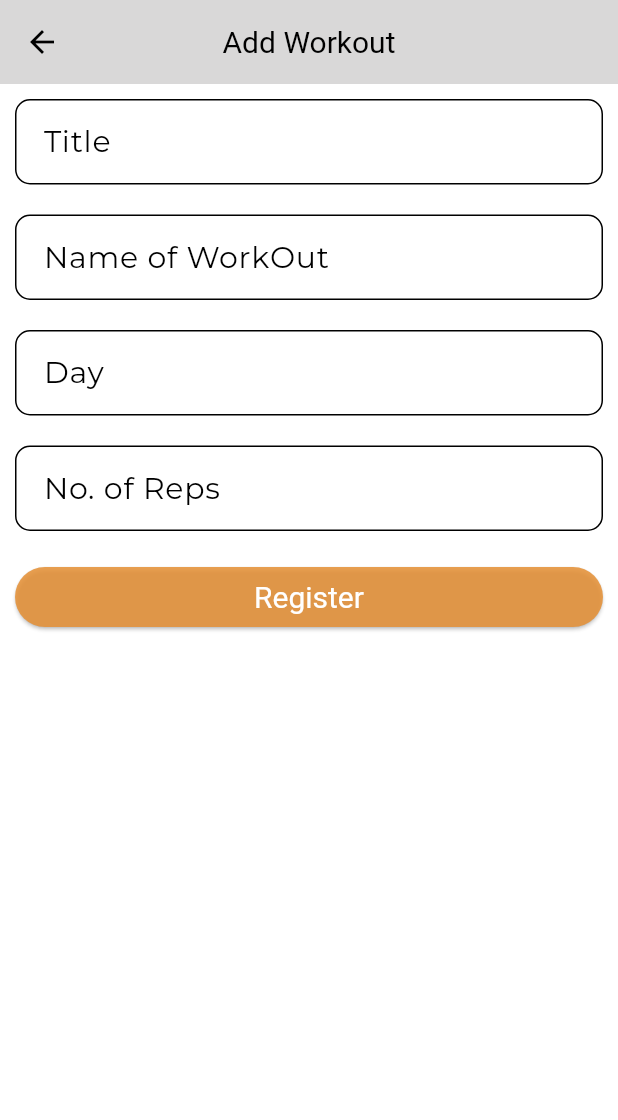
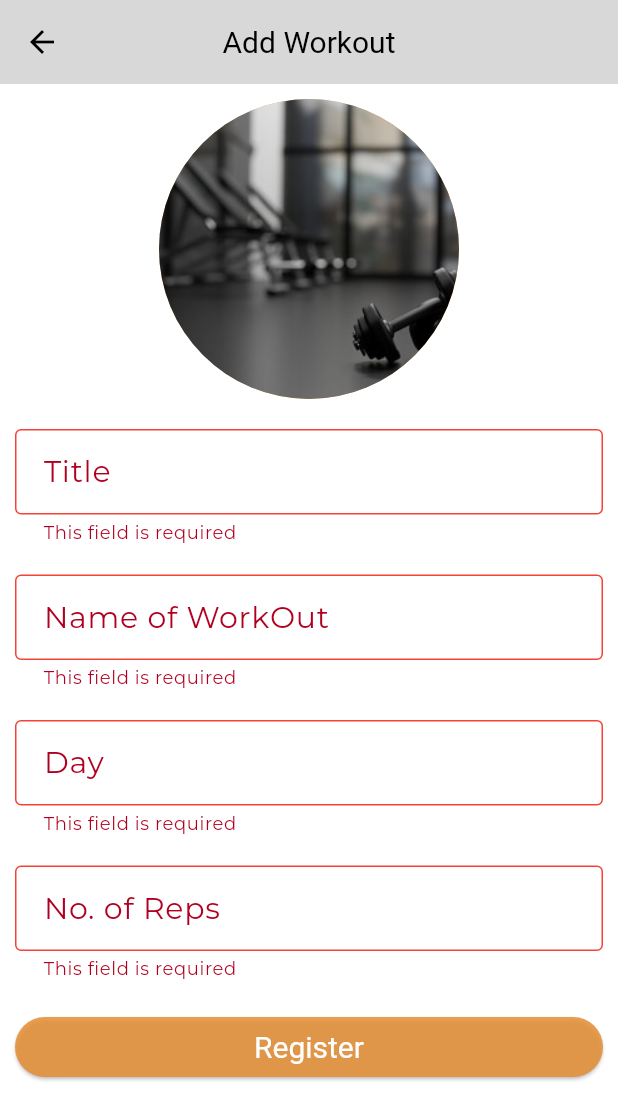
Before and after one commit to Inish-Bashyal/FitBit-Mobile, a Flutter app: the AddRoutineView screen opened by its route, after a tap on "Register", on a phone screen of 412 x 824 dp. Shown: the top 1120 px of the screen. Run offline on Flutter 3.47's test engine with Material 2 defaults, Android fonts, the phone set to English and light mode, and no system bars; our stand-ins replace connectivity_plus, dartz, dio, equatable, flutter_riverpod, font_awesome_flutter and 8 more; accounts and stored records are empty; network calls fail.

Commit message:
Workout api connection done

```diff
--- a/lib/config/constants/api_endpoint.dart
+++ b/lib/config/constants/api_endpoint.dart
@@ -19,8 +19,9 @@ class ApiEndpoints {
   static const String uploadImage = "users/uploadImage";
 
   //====================== Batch Routes ======================
-  static const String createWorkout = "batch/createWorkout";
-  static const String getAllWorkout = "batch/getAllWorkouts";
+  static const String createWorkout = "workouts/addWorkout";
+  static const String getAllWorkout = "workouts/getAllWorkouts";
+  static const String deleteworkout = "workouts/deleteWorkout/";
 
   // ====================== Course Routes ======================
   // static const String createCourse = "course/createCourse";
--- a/lib/features/home/presentation/view/bottom_view/add_workout_view.dart
+++ b/lib/features/home/presentation/view/bottom_view/add_workout_view.dart
@@ -1,20 +1,23 @@
 import 'dart:io';
 
+import 'package:fitbit/core/common/snackbar/my_snackbar.dart';
 import 'package:fitbit/core/common/widgets/textfield_widget.dart';
 import 'package:fitbit/features/auth/presentation/viewmodel/auth_view_model.dart';
+import 'package:fitbit/features/workout/domain/entity/workout_entity.dart';
+import 'package:fitbit/features/workout/presentation/viewmodel/workout_view_model.dart';
 import 'package:flutter/material.dart';
 import 'package:flutter_riverpod/flutter_riverpod.dart';
 import 'package:image_picker/image_picker.dart';
 import 'package:permission_handler/permission_handler.dart';
 
-class AddRoutineView extends StatefulWidget {
+class AddRoutineView extends ConsumerStatefulWidget {
   const AddRoutineView({super.key});
 
   @override
-  State<AddRoutineView> createState() => _AddRoutineViewState();
+  ConsumerState<AddRoutineView> createState() => _AddRoutineViewState();
 }
 
-class _AddRoutineViewState extends State<AddRoutineView> {
+class _AddRoutineViewState extends ConsumerState<AddRoutineView> {
   final formKey = GlobalKey<FormState>();
   final titleController = TextEditingController();
   final nameController = TextEditingController();
@@ -52,6 +55,8 @@ class _AddRoutineViewState extends State<AddRoutineView> {
 
   @override
   Widget build(BuildContext context) {
+    final workoutState = ref.watch(workoutViewModelProvider);
+
     return Scaffold(
       appBar: AppBar(
         title: const Text('Add Workout'),
@@ -60,60 +65,61 @@ class _AddRoutineViewState extends State<AddRoutineView> {
         padding: const EdgeInsets.all(10.0),
         child: Form(
           key: formKey,
+          child: SingleChildScrollView(
             child: Column(
               children: [
-              // InkWell(
-              //   onTap: () {
-              //     showModalBottomSheet(
-              //       backgroundColor: Colors.grey[300],
-              //       context: context,
-              //       isScrollControlled: true,
-              //       shape: const RoundedRectangleBorder(
-              //         borderRadius: BorderRadius.vertical(
-              //           top: Radius.circular(20),
-              //         ),
-              //       ),
-              //       builder: (context) => Padding(
-              //         padding: const EdgeInsets.all(20),
-              //         child: Row(
-              //           mainAxisAlignment: MainAxisAlignment.spaceAround,
-              //           children: [
-              //             ElevatedButton.icon(
-              //               onPressed: () {
-              //                 checkCameraPermission();
-              //                 _browseImage(ref, ImageSource.camera);
-              //                 Navigator.pop(context);
-              //                 // Upload image it is not null
-              //               },
-              //               icon: const Icon(Icons.camera),
-              //               label: const Text('Camera'),
-              //             ),
-              //             ElevatedButton.icon(
-              //               onPressed: () {
-              //                 _browseImage(ref, ImageSource.gallery);
-              //                 Navigator.pop(context);
-              //               },
-              //               icon: const Icon(Icons.image),
-              //               label: const Text('Gallery'),
-              //             ),
-              //           ],
-              //         ),
-              //       ),
-              //     );
-              //   },
-              //   child: SizedBox(
-              //     height: 200,
-              //     width: 200,
-              //     child: CircleAvatar(
-              //       radius: 50,
-              //       backgroundImage: _img != null
-              //           ? FileImage(_img!)
-              //           : const AssetImage('assets/images/profile.png')
-              //               as ImageProvider,
-              //     ),
-              //   ),
-              // ),
-
+                InkWell(
+                  onTap: () {
+                    showModalBottomSheet(
+                      backgroundColor: Colors.grey[300],
+                      context: context,
+                      isScrollControlled: true,
+                      shape: const RoundedRectangleBorder(
+                        borderRadius: BorderRadius.vertical(
+                          top: Radius.circular(20),
+                        ),
+                      ),
+                      builder: (context) => Padding(
+                        padding: const EdgeInsets.all(20),
+                        child: Row(
+                          mainAxisAlignment: MainAxisAlignment.spaceAround,
+                          children: [
+                            ElevatedButton.icon(
+                              onPressed: () {
+                                checkCameraPermission();
+                                _browseImage(ref, ImageSource.camera);
+                                Navigator.pop(context);
+                                // Upload image it is not null
+                              },
+                              icon: const Icon(Icons.camera),
+                              label: const Text('Camera'),
+                            ),
+                            ElevatedButton.icon(
+                              onPressed: () {
+                                _browseImage(ref, ImageSource.gallery);
+                                Navigator.pop(context);
+                              },
+                              icon: const Icon(Icons.image),
+                              label: const Text('Gallery'),
+                            ),
+                          ],
+                        ),
+                      ),
+                    );
+                  },
+                  child: SizedBox(
+                    height: 200,
+                    width: 200,
+                    child: CircleAvatar(
+                      radius: 50,
+                      backgroundImage: _img != null
+                          ? FileImage(_img!)
+                          : const AssetImage('assets/images/bg2.jpeg')
+                              as ImageProvider,
+                    ),
+                  ),
+                ),
+                gap,
                 customTextField(titleController, 'Title'),
                 gap,
                 customTextField(nameController, 'Name of WorkOut'),
@@ -126,34 +132,31 @@ class _AddRoutineViewState extends State<AddRoutineView> {
                   width: double.infinity,
                   child: ElevatedButton(
                     onPressed: () {
-                    // if (formKey.currentState!.validate()) {
-                    //   var user = UserEntity(
-                    //     firstname: firstnameController.text,
-                    //     lastname: lastnameController.text,
-                    //     email: emailController.text,
-                    //     username: usernameController.text,
-                    //     password: passwordController.text,
-                    //     age: ageController.text,
-                    //     gender: gender,
-                    //   );
+                      if (formKey.currentState!.validate()) {
+                        var workput = WorkoutEntity(
+                          title: titleController.text,
+                          nameOfWorkout: nameController.text,
+                          day: dayController.text,
+                          numberOfReps: repsNumController.text,
+                        );
 
-                    //   ref
-                    //       .read(authViewModelProvider.notifier)
-                    //       .registerUser(user);
+                        ref
+                            .read(workoutViewModelProvider.notifier)
+                            .addWorkout(workput);
 
-                    //   if (authState.error != null) {
-                    //     showSnackBar(
-                    //       message: authState.error.toString(),
-                    //       context: context,
-                    //       color: Colors.red,
-                    //     );
-                    //   } else {
-                    //     showSnackBar(
-                    //       message: 'Registered successfully',
-                    //       context: context,
-                    //     );
-                    //   }
-                    // }
+                        if (workoutState.error != null) {
+                          showSnackBar(
+                            message: workoutState.error.toString(),
+                            context: context,
+                            color: Colors.red,
+                          );
+                        } else {
+                          showSnackBar(
+                            message: 'Registered successfully',
+                            context: context,
+                          );
+                        }
+                      }
                     },
                     child: const Text('Register'),
                   ),
@@ -162,6 +165,7 @@ class _AddRoutineViewState extends State<AddRoutineView> {
             ),
           ),
         ),
+      ),
     );
   }
 }
--- a/lib/features/workout/data/repository/workout_local_repo_impl.dart
+++ b/lib/features/workout/data/repository/workout_local_repo_impl.dart
@@ -35,4 +35,9 @@ class WorkoutLocalRepositoryImpl implements IWorkoutRepository {
     // TODO: implement getAllStudentsByBatch
     throw UnimplementedError();
   }
+
+  @override
+  Future<Either<Failure, bool>> deleteWorkout(String id) {
+    throw UnimplementedError();
+  }
 }
--- a/lib/features/workout/data/repository/workout_remote_repo_impl.dart
+++ b/lib/features/workout/data/repository/workout_remote_repo_impl.dart
@@ -32,4 +32,8 @@ class WorkoutRemoteRepositoryImpl implements IWorkoutRepository {
       String workoutId) {
     return workoutRemoteDataSource.getAllUserByWorkout(workoutId);
   }
+  @override
+  Future<Either<Failure, bool>> deleteWorkout(String id) {
+    return workoutRemoteDataSource.deleteWorkout(id);
+  }
 }
--- a/lib/features/workout/domain/repository/workout_repository.dart
+++ b/lib/features/workout/domain/repository/workout_repository.dart
@@ -28,4 +28,5 @@ abstract class IWorkoutRepository {
   Future<Either<Failure, bool>> addWorkout(WorkoutEntity workout);
   Future<Either<Failure, List<UserEntity>>> getAllUsersByWorkout(
       String workoutId);
+  Future<Either<Failure, bool>> deleteWorkout(String id);
 }
--- a/lib/features/workout/domain/use_case/workout_use_case.dart
+++ b/lib/features/workout/domain/use_case/workout_use_case.dart
@@ -28,4 +28,8 @@ class WorkoutUseCase {
       String workoutId) {
     return workoutRepository.getAllUsersByWorkout(workoutId);
   }
+
+  Future<Either<Failure, bool>> deleteWorkout(String id) async {
+    return workoutRepository.deleteWorkout(id);
+  }
 }
```
Also changed, not shown: lib/features/home/presentation/view/bottom_view/routines_view.dart (+50 -20 lines), lib/features/workout/data/data_source/workout_remote_data_source.dart (+45 -1 lines), lib/features/workout/presentation/viewmodel/workout_view_model.dart (+24 -0 lines), lib/features/workout/presentation/widget/load_workout.dart (added, +47 -0 lines). Lines whose indentation alone changed are shown as unchanged.
